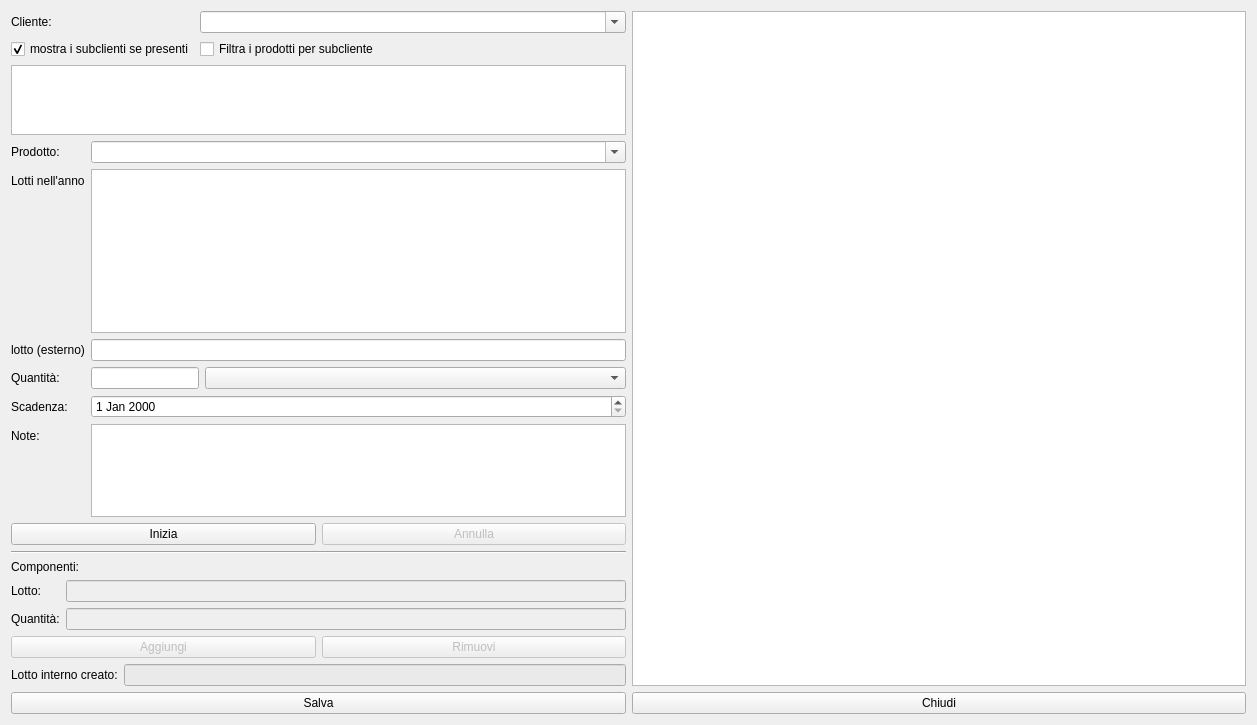
First picture: the form in hpackages.ui, repository fblabs/hamlet-mod-sancon, before the edit.
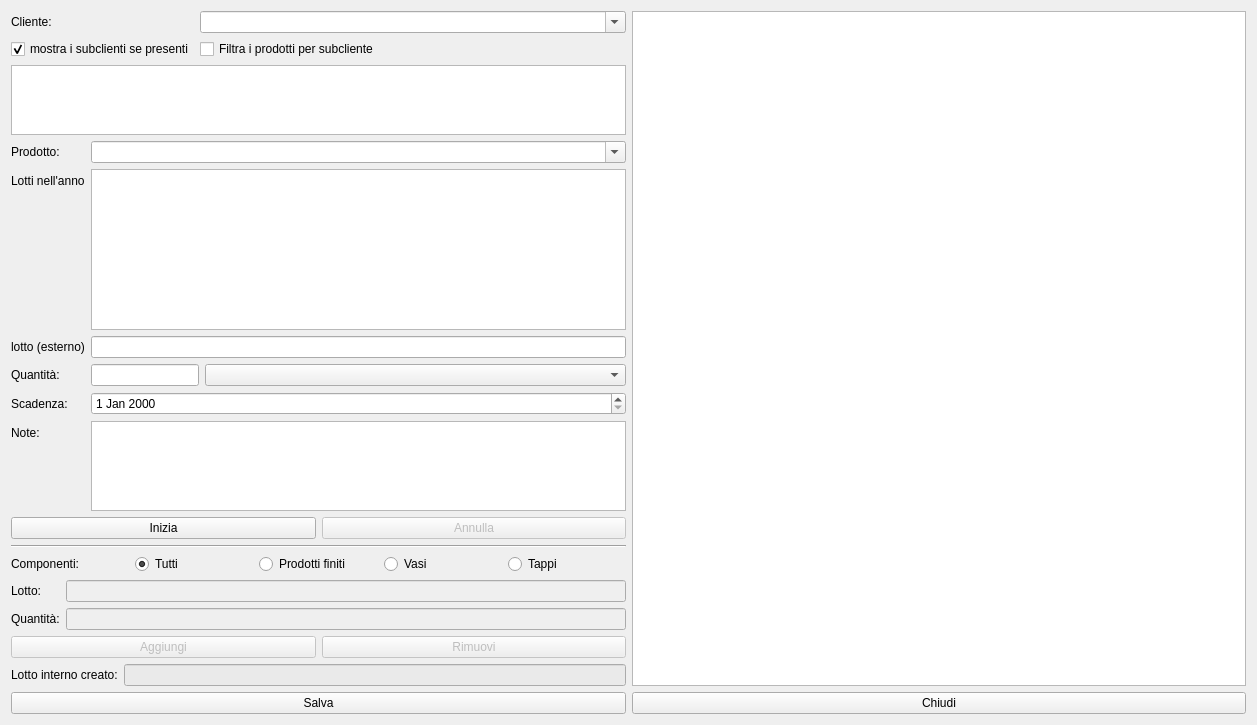
Second picture: the form after the edit. Icons and pictures are not drawn.

What changed in the file:
```diff
--- a/hpackages.ui
+++ b/hpackages.ui
@@ -22,10 +22,10 @@
   </property>
   <layout class="QVBoxLayout" name="verticalLayout_5">
    <item>
-    <layout class="QHBoxLayout" name="horizontalLayout_3">
-     <item>
       <layout class="QVBoxLayout" name="verticalLayout_4">
        <item>
+      <layout class="QHBoxLayout" name="horizontalLayout_6">
+       <item>
         <layout class="QVBoxLayout" name="verticalLayout_3">
          <item>
           <layout class="QFormLayout" name="formLayout_3">
@@ -178,8 +178,6 @@
            </item>
           </layout>
          </item>
-        </layout>
-       </item>
        <item>
         <layout class="QHBoxLayout" name="horizontalLayout_4">
          <item>
@@ -210,8 +208,6 @@
         </layout>
        </item>
        <item>
-        <layout class="QVBoxLayout" name="verticalLayout">
-         <item>
           <widget class="Line" name="line">
            <property name="orientation">
             <enum>Qt::Horizontal</enum>
@@ -219,6 +215,10 @@
           </widget>
          </item>
          <item>
+          <layout class="QVBoxLayout" name="verticalLayout">
+           <item>
+            <layout class="QHBoxLayout" name="horizontalLayout_3">
+             <item>
           <widget class="QLabel" name="label_3">
            <property name="text">
             <string>Componenti:</string>
@@ -226,6 +226,39 @@
           </widget>
          </item>
          <item>
+              <widget class="QRadioButton" name="rbTutti">
+               <property name="text">
+                <string>Tutti</string>
+               </property>
+               <property name="checked">
+                <bool>true</bool>
+               </property>
+              </widget>
+             </item>
+             <item>
+              <widget class="QRadioButton" name="rbProdotiiFiniti">
+               <property name="text">
+                <string>Prodotti finiti</string>
+               </property>
+              </widget>
+             </item>
+             <item>
+              <widget class="QRadioButton" name="rbVasi">
+               <property name="text">
+                <string>Vasi</string>
+               </property>
+              </widget>
+             </item>
+             <item>
+              <widget class="QRadioButton" name="rbTappi">
+               <property name="text">
+                <string>Tappi</string>
+               </property>
+              </widget>
+             </item>
+            </layout>
+           </item>
+           <item>
           <layout class="QFormLayout" name="formLayout">
            <item row="0" column="0">
             <widget class="QLabel" name="label_8">
@@ -402,6 +435,8 @@
     </layout>
    </item>
   </layout>
+   </item>
+  </layout>
   <zorder></zorder>
  </widget>
  <resources>
```
Left out of the diff: 4 changed lines with no effect on the pictures. Lines whose indentation alone changed are shown as unchanged.
